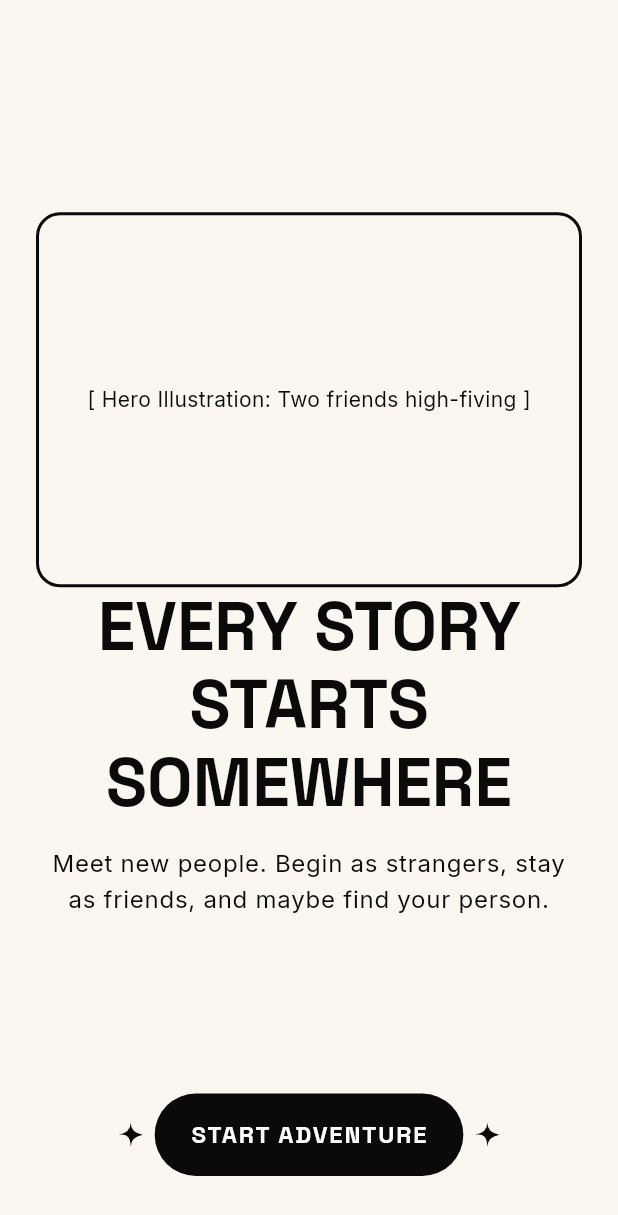
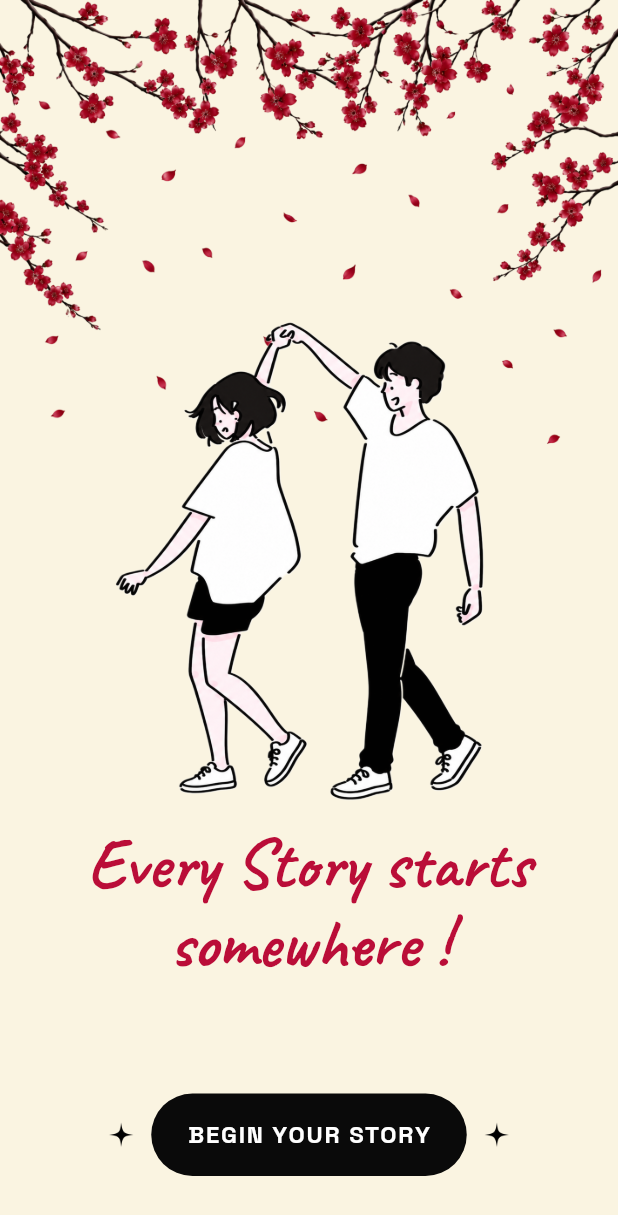
Before and after one commit to aninda8680/FRNDapp, a Flutter app: the screen it shows after launch, on a phone screen of 412 x 824 dp. Shown: the top 1215 px of the screen. Run offline on Flutter 3.47's test engine with Material 3 defaults, Android fonts, the phone set to English and light mode, and no system bars; our stand-ins replace google_fonts.

Commit message:
feat: implement discovery feed and authentication screens with custom sketchy UI widgets and assets

```diff
--- a/lib/screens/auth/onboarding_screen.dart
+++ b/lib/screens/auth/onboarding_screen.dart
@@ -1,4 +1,6 @@
 import 'package:flutter/material.dart';
+import 'package:google_fonts/google_fonts.dart';
+import '../../theme/app_colors.dart';
 import '../../widgets/sketchy_button.dart';
 
 class OnboardingScreen extends StatelessWidget {
@@ -7,37 +9,49 @@ class OnboardingScreen extends StatelessWidget {
   @override
   Widget build(BuildContext context) {
     return Scaffold(
-      body: SafeArea(
+      body: Stack(
+        children: [
+          Positioned(
+            top: 0,
+            left: 0,
+            right: 0,
+            child: Image.asset(
+              'assets/images/redTreebg.png',
+              fit: BoxFit.fitWidth,
+            ),
+          ),
+          SafeArea(
             child: Padding(
               padding: const EdgeInsets.all(24.0),
               child: Column(
                 mainAxisAlignment: MainAxisAlignment.center,
                 children: [
-              const Spacer(),
-              // Hero illustration placeholder
-              Container(
-                height: 250,
-                width: double.infinity,
-                decoration: BoxDecoration(
-                  border: Border.all(color: Theme.of(context).primaryColor, width: 2),
-                  borderRadius: BorderRadius.circular(16),
-                ),
-                child: const Center(child: Text('[ Hero Illustration: Two friends high-fiving ]')),
+                  const Spacer(flex: 3),
+                  // Hero illustration
+                  Image.asset(
+                    'assets/images/withme.png',
+                    fit: BoxFit.contain,
                   ),
                   Text(
-                    'EVERY STORY STARTS SOMEWHERE',
-                    style: Theme.of(context).textTheme.displayMedium,
+                    'Every Story starts somewhere !',
+                    style: GoogleFonts.caveat(
+                      textStyle: Theme.of(context).textTheme.displayMedium,
+                      fontSize: 46,
+                      fontWeight: FontWeight.bold,
+                      color: AppColors.textColor2,
+                    ),
                     textAlign: TextAlign.center,
                   ),
-                                const SizedBox(height: 16),
-                                Text(
-                                  'Meet new people. Begin as strangers, stay as friends, and maybe find your person.',
-                                  style: Theme.of(context).textTheme.bodyLarge,
-                                  textAlign: TextAlign.center,
-                                ),
+                  const SizedBox(height: 20),
+                  // Text(
+                  //   'Meet new people. Begin as strangers, stay as friends, and maybe find your person.',
+                  //   style: Theme.of(context).textTheme.bodyLarge,
+                  //   textAlign: TextAlign.center,
+                  // ),
+
                   const Spacer(),
                   SketchyButton(
-                text: 'START ADVENTURE',
+                    text: 'Begin Your Story',
                     onPressed: () => Navigator.pushNamed(context, '/login'),
                   ),
                   const SizedBox(height: 16),
@@ -45,6 +59,8 @@ class OnboardingScreen extends StatelessWidget {
               ),
             ),
           ),
+        ],
+      ),
     );
   }
 }
--- a/lib/screens/home/discover_feed_screen.dart
+++ b/lib/screens/home/discover_feed_screen.dart
@@ -79,7 +79,7 @@ class DiscoverFeedScreen extends StatelessWidget {
                     child: Container(
                       width: 64, height: 64,
                       decoration: BoxDecoration(shape: BoxShape.circle, border: Border.all(color: AppColors.lineBlack, width: 2)),
-                      child: const Icon(Icons.star, size: 32),
+                      child: Image.asset('assets/images/star.jpg', width: 32, height: 32),
                     ),
                   ),
                 ],
--- a/lib/theme/app_colors.dart
+++ b/lib/theme/app_colors.dart
@@ -1,8 +1,10 @@
 import 'package:flutter/material.dart';
 
 class AppColors {
-  static const Color cream = Color(0xFFFAF7F0);
+  static const Color cream = Color(0xFFFAF4E1);
   static const Color inkBlack = Color(0xFF0A0A0A);
   static const Color lineBlack = Color(0xFF141414);
   static const Color white = Color(0xFFFFFFFF);
+  static const Color textColor1 = Color(0xFF650000);
+  static const Color textColor2 = Color(0xFFBA0D38);
 }
--- a/lib/widgets/sketchy_button.dart
+++ b/lib/widgets/sketchy_button.dart
@@ -23,7 +23,7 @@ class SketchyButton extends StatelessWidget {
         mainAxisSize: MainAxisSize.min,
         mainAxisAlignment: MainAxisAlignment.center,
         children: [
-          if (showSparkles) const SparkleAccent(size: 16),
+          if (showSparkles) const SparkleAccent(size: 24),
           if (showSparkles) const SizedBox(width: 8),
           Container(
             padding: const EdgeInsets.symmetric(horizontal: 24, vertical: 16),
@@ -42,7 +42,7 @@ class SketchyButton extends StatelessWidget {
             ),
           ),
           if (showSparkles) const SizedBox(width: 8),
-          if (showSparkles) const SparkleAccent(size: 16),
+          if (showSparkles) const SparkleAccent(size: 24),
         ],
       ),
     );
--- a/lib/widgets/sparkle_accent.dart
+++ b/lib/widgets/sparkle_accent.dart
@@ -7,39 +7,11 @@ class SparkleAccent extends StatelessWidget {
 
   @override
   Widget build(BuildContext context) {
-    return SizedBox(
+    return Image.asset(
+      'assets/images/star.jpg',
       width: size,
       height: size,
-      child: CustomPaint(
-        painter: _SparklePainter(),
-      ),
+      fit: BoxFit.contain,
     );
   }
 }
-
-class _SparklePainter extends CustomPainter {
-  @override
-  void paint(Canvas canvas, Size size) {
-    final paint = Paint()
-      ..color = AppColors.inkBlack
-      ..style = PaintingStyle.fill;
-
-    final path = Path();
-    final width = size.width;
-    final height = size.height;
-    final cx = width / 2;
-    final cy = height / 2;
-
-    path.moveTo(cx, 0);
-    path.quadraticBezierTo(cx, cy * 0.8, width, cy);
-    path.quadraticBezierTo(cx, cy * 1.2, cx, height);
-    path.quadraticBezierTo(cx, cy * 0.8, 0, cy);
-    path.quadraticBezierTo(cx, cy * 0.8, cx, 0);
-    path.close();
-
-    canvas.drawPath(path, paint);
-  }
-
-  @override
-  bool shouldRepaint(covariant CustomPainter oldDelegate) => false;
-}
```
Also changed, not shown: lib/screens/auth/login_screen.dart (+67 -9 lines), assets/images/login.png (added), assets/images/redTreebg.png (added), assets/images/star.jpg (added), assets/images/withme.png (added), 1 other file. Lines whose indentation alone changed are shown as unchanged.
